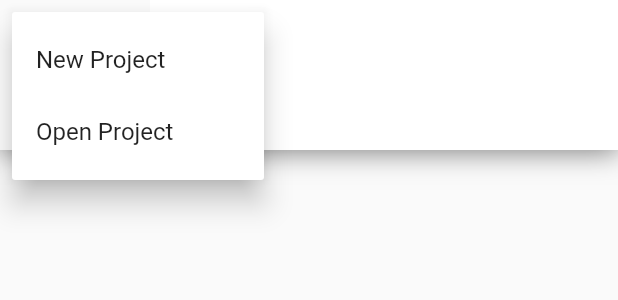
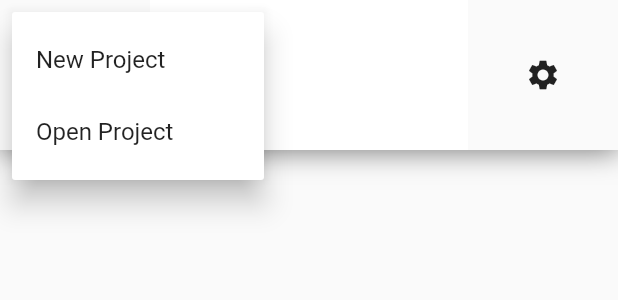
Before and after one commit to Andr0m3da26/ZneT-Bionics, a Flutter app: the NavbarContainer widget shown alone on an empty page, opened directly, after a tap on the "insert drive file" icon, on a phone screen of 412 x 824 dp. Shown: the top 300 px of the screen. Run offline on Flutter 3.47's test engine with Material 2 defaults, Android fonts, the phone set to English and light mode, and no system bars; our stand-ins replace fl_chart, flutter_riverpod; missing offline and left inert: dart:ffi.

Commit message:
added settings button

```diff
--- a/lib/widgets/navbar.dart
+++ b/lib/widgets/navbar.dart
@@ -3,6 +3,8 @@ import 'package:flutter_riverpod/flutter_riverpod.dart';
 import 'package:providerarchitecturetest/utilities/providers.dart';
 
 enum FileOptions { openProject, newProject }
+
+enum SettingsOptions { preferences, help, exit }
 
 class NavbarContainer extends ConsumerWidget {
   FileOptions? selectedMenu;
@@ -16,6 +18,10 @@ class NavbarContainer extends ConsumerWidget {
               color: Colors.grey.shade600, spreadRadius: 1, blurRadius: 15)
         ]),
         child: Row(
+          children: [
+            Expanded(
+              child: Row(
+                mainAxisAlignment: MainAxisAlignment.start,
                 children: [
                   NavbarButton(
                     tooltip: "File menu",
@@ -41,38 +47,6 @@ class NavbarContainer extends ConsumerWidget {
                       ),
                     ],
                   ),
-            // Consumer<DataModel>(
-            //   builder: (context, datamodel, child) {
-            //     if (datamodel.activeScreen == ScreenType.videoStream) {
-            //       return NavbarButton(
-            //         tooltip: "Switch to graphrack",
-            //         icon: Icons.show_chart,
-            //         onSelected: (dynamic item) =>
-            //             debugPrint("Graphrack menu selected"),
-            //         onOpened: () {
-            //           debugPrint("Switching to graphrack");
-            //           DataModel myDataModel =
-            //               Provider.of<DataModel>(context, listen: false);
-            //           myDataModel.activeScreen = ScreenType.graphRack;
-            //         },
-            //       );
-            //     } else if (datamodel.activeScreen == ScreenType.graphRack) {
-            //       return NavbarButton(
-            //         tooltip: "Switch to videostream",
-            //         icon: Icons.videocam,
-            //         onOpened: () {
-            //           debugPrint("Switching to videostream");
-            //           DataModel myDataModel =
-            //               Provider.of<DataModel>(context, listen: false);
-            //           myDataModel.activeScreen = ScreenType.videoStream;
-            //         },
-            //       );
-            //     } else {
-            //       //Should never happen
-            //       return Container();
-            //     }
-            //   },
-            // ),
                   NavbarToggleButton(
                     icon1: Icons.show_chart,
                     icon2: Icons.videocam,
@@ -86,59 +60,49 @@ class NavbarContainer extends ConsumerWidget {
                 ],
               ),
             ),
+            Expanded(
+              child: Row(
+                mainAxisAlignment: MainAxisAlignment.end,
+                children: [
+                  NavbarButton(
+                    tooltip: "Settings",
+                    icon: Icons.settings,
+                    onSelected: (dynamic item) {
+                      debugPrint("Settings menu selected");
+                    },
+                    onOpened: () => debugPrint("Settings menu opened"),
+                    menuItems: <PopupMenuEntry<dynamic>>[
+                      PopupMenuItem<dynamic>(
+                        value: SettingsOptions.preferences,
+                        child: Text('Preferences'),
+                        onTap: () async {
+                          // Add your code here
+                        },
+                      ),
+                      PopupMenuItem<dynamic>(
+                        value: SettingsOptions.help,
+                        child: Text('Help'),
+                        onTap: () async {
+                          // Add your code here
+                        },
+                      ),
+                      PopupMenuItem<dynamic>(
+                        value: SettingsOptions.exit,
+                        child: Text('Exit'),
+                        onTap: () async {
+                          // Add your code here
+                        },
+                      ),
+                    ],
+                  )
+                ],
+              ),
+            ),
+          ],
+        ),
+      ),
     );
   }
-
-  // Material fileOptionsButton() {
-  //   return Material(
-  //     child: PopupMenuButton<FileOptions>(
-  //       tooltip: "File menu",
-  //       child: SizedBox.square(
-  //           dimension: 100,
-  //           child: InkWell(
-  //               hoverColor: Colors.grey, child: Icon(Icons.insert_drive_file))),
-
-  //       // Callback that sets the selected popup menu item.
-  //       onSelected: (FileOptions item) {
-  //         setState(() {
-  //           selectedMenu = item;
-  //         });
-  //       },
-  //       itemBuilder: (BuildContext context) => <PopupMenuEntry<FileOptions>>[
-  //         PopupMenuItem<FileOptions>(
-  //           value: FileOptions.newProject,
-  //           child: Text('New Project'),
-  //           onTap: () async {
-  //             // String? result = await FilePicker.platform.getDirectoryPath();
-
-  //             // if (result != null) {
-  //             //   // Do something with result
-  //             //   debugPrint(result);
-  //             // } else {
-  //             //   // User canceled the picker
-  //             //   debugPrint("User cancelled new project");
-  //             // }
-  //           },
-  //         ),
-  //         PopupMenuItem<FileOptions>(
-  //           value: FileOptions.openProject,
-  //           child: Text('Open Project'),
-  //           onTap: () async {
-  //             // String? result = await FilePicker.platform.getDirectoryPath();
-
-  //             // if (result != null) {
-  //             //   // Do something with result
-  //             //   debugPrint(result);
-  //             // } else {
-  //             //   // User canceled the picker
-  //             //   debugPrint("User cancelled open project");
-  //             // }
-  //           },
-  //         ),
-  //       ],
-  //     ),
-  //   );
-  // }
 }
 
 class NavbarButton extends StatelessWidget {
```
Lines whose indentation alone changed are shown as unchanged.
